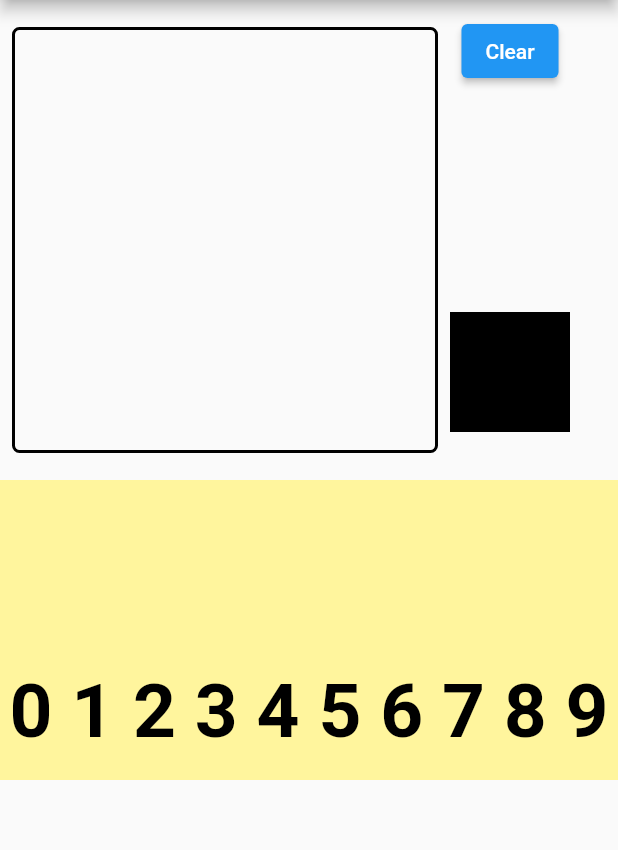
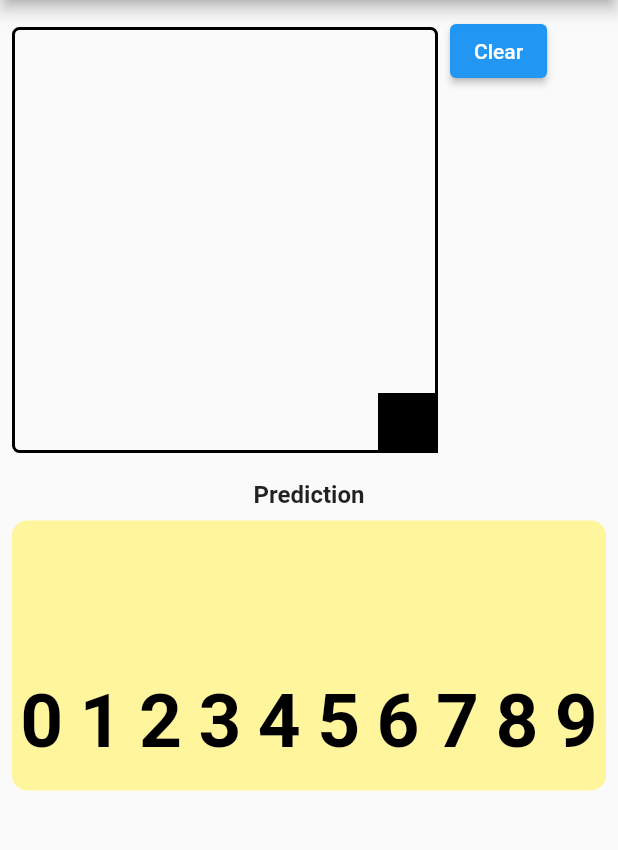
Before and after one commit to luigimicco/flutter_ai_digit, a Flutter app: the screen it shows after launch, on a phone screen of 412 x 824 dp, the part 84-934 px from its top. Run offline on Flutter 3.47's test engine with Material 2 defaults, Android fonts, the phone set to English and light mode, and no system bars; missing offline and left inert: flutter_tflite.

Commit message:
refactoring layout

```diff
--- a/lib/screens/draw_screen.dart
+++ b/lib/screens/draw_screen.dart
@@ -62,11 +62,10 @@ class _DrawScreenState extends State<DrawScreen> {
               children: [
                 Padding(
                   padding: const EdgeInsets.all(8.0),
-                  child: _drawCanvasWidget(),
+                  child: Stack(
+                      alignment: AlignmentDirectional.bottomEnd,
+                      children: [_drawCanvasWidget(), _mnistPreviewImage()]),
                 ),
-                Column(
-                  mainAxisAlignment: MainAxisAlignment.spaceBetween,
-                  children: [
                 ElevatedButton(
                     onPressed: () {
                       setState(() {
@@ -74,13 +73,7 @@ class _DrawScreenState extends State<DrawScreen> {
                         _prediction.clear();
                       });
                     },
-                        child: const Text("Clear")),
-                    const SizedBox(
-                      height: 150,
-                    ),
-                    _mnistPreviewImage(),
-                  ],
-                )
+                    child: const Text("Clear"))
               ],
             ),
             const SizedBox(
@@ -133,8 +126,8 @@ class _DrawScreenState extends State<DrawScreen> {
 
   Widget _mnistPreviewImage() {
     return Container(
-      width: 80,
-      height: 80,
+      width: 40,
+      height: 40,
       color: Colors.black,
       child: FutureBuilder(
         future: _previewImage(),
--- a/lib/screens/prediction_widget.dart
+++ b/lib/screens/prediction_widget.dart
@@ -13,7 +13,7 @@ class PredictionWidget extends StatelessWidget {
           alignment: AlignmentDirectional.bottomEnd,
           children: [
             const SizedBox(
-              height: 200,
+              height: 180,
               width: 5,
             ),
             Column(
@@ -89,8 +89,19 @@ class PredictionWidget extends StatelessWidget {
   Widget build(BuildContext context) {
     var styles = getPredictionStyles(predictions);
 
-    return Container(
+    return Column(
+      children: [
+        const Text("Prediction",
+            style: TextStyle(
+              fontWeight: FontWeight.bold,
+              fontSize: 16,
+            )),
+        Padding(
+          padding: const EdgeInsets.all(8.0),
+          child: Container(
+            decoration: BoxDecoration(
                 color: Colors.yellow[200],
+                borderRadius: BorderRadius.circular(10)),
             child: Column(
               children: [
                 Row(
@@ -101,6 +112,9 @@ class PredictionWidget extends StatelessWidget {
                 ),
               ],
             ),
+          ),
+        ),
+      ],
     );
   }
 }
```
Lines whose indentation alone changed are shown as unchanged.
